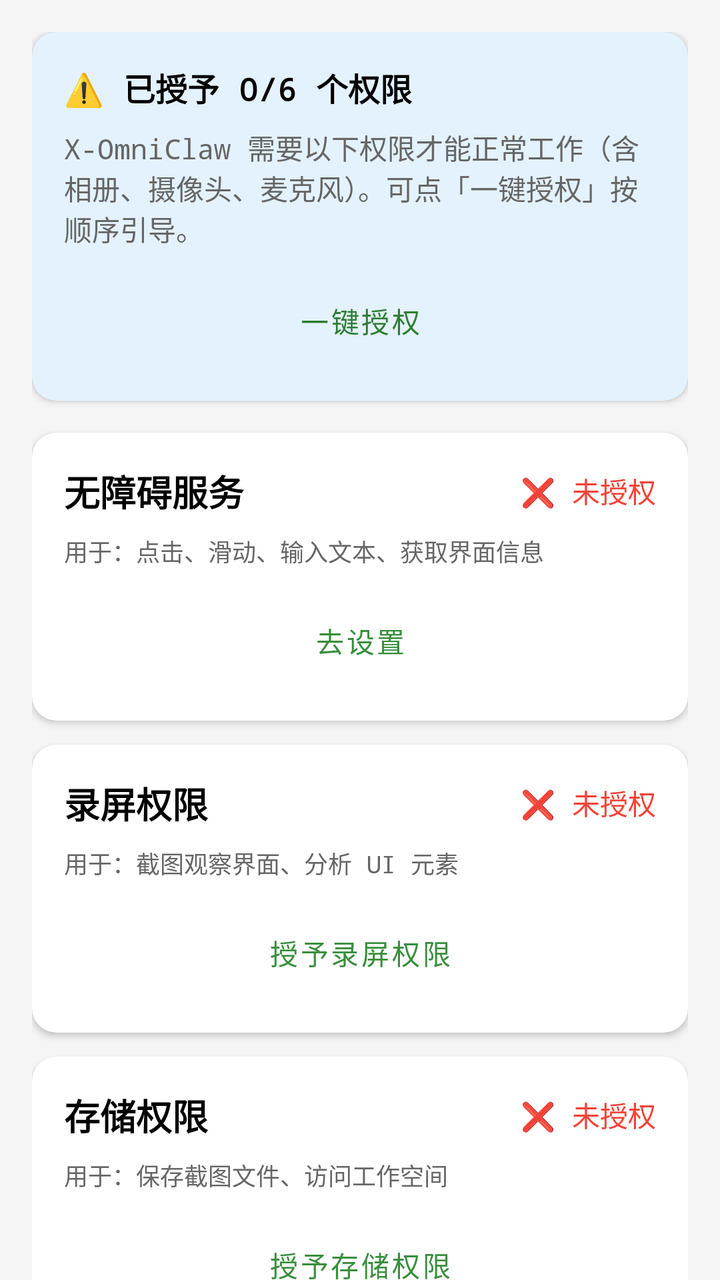
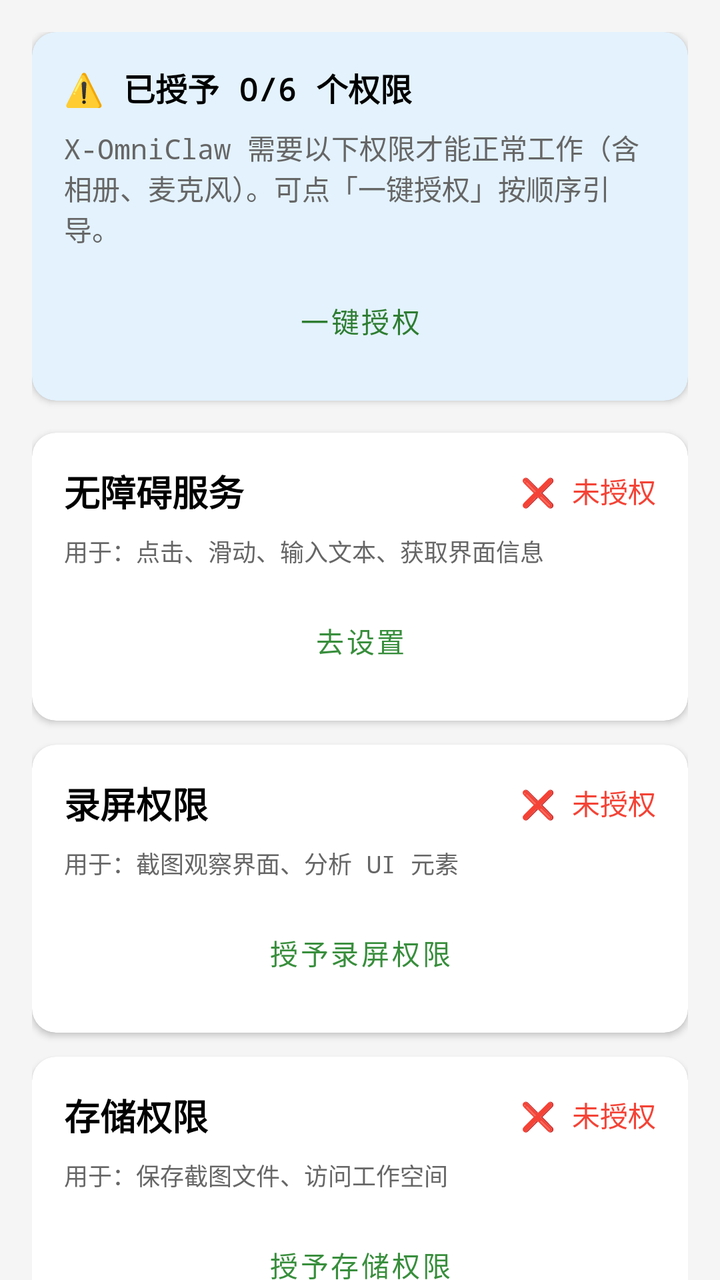

Screens rendered from an Android XML layout before and after an edit, with the pre-edit source and the edit as a unified diff.
<!-- AndroidManifest.xml: application theme Theme.PhoneForClaw -->
<!-- res/layout/activity_observer_permissions.xml -->
<?xml version="1.0" encoding="utf-8"?>
<androidx.core.widget.NestedScrollView xmlns:android="http://schemas.android.com/apk/res/android"
    xmlns:app="http://schemas.android.com/apk/res-auto"
    android:layout_width="match_parent"
    android:layout_height="match_parent"
    android:background="#F5F5F5"
    android:fillViewport="true">

    <LinearLayout
        android:layout_width="match_parent"
        android:layout_height="wrap_content"
        android:orientation="vertical"
        android:padding="16dp">

        
        <com.google.android.material.card.MaterialCardView
            android:layout_width="match_parent"
            android:layout_height="wrap_content"
            android:layout_marginBottom="16dp"
            app:cardBackgroundColor="#E3F2FD"
            app:cardCornerRadius="12dp"
            app:cardElevation="2dp">

            <LinearLayout
                android:layout_width="match_parent"
                android:layout_height="wrap_content"
                android:orientation="vertical"
                android:padding="16dp">

                <TextView
                    android:id="@+id/tv_all_status"
                    android:layout_width="wrap_content"
                    android:layout_height="wrap_content"
                    android:text="⚠️ 已授予 0/6 个权限"
                    android:textSize="16sp"
                    android:textStyle="bold"
                    android:textColor="#000000" />

                <TextView
                    android:layout_width="wrap_content"
                    android:layout_height="wrap_content"
                    android:layout_marginTop="8dp"
                    android:text="X-OmniClaw 需要以下权限才能正常工作（含相册、摄像头、麦克风）。可点「一键授权」按顺序引导。"
                    android:textSize="14sp"
                    android:textColor="#666666" />

                <Button
                    android:id="@+id/btn_grant_all"
                    style="@style/Widget.MaterialComponents.Button"
                    android:layout_width="match_parent"
                    android:layout_height="wrap_content"
                    android:layout_marginTop="12dp"
                    android:backgroundTint="#FFFFFF"
                    android:textColor="#2E7D32"
                    app:strokeColor="#2E7D32"
                    app:strokeWidth="1dp"
                    android:text="一键授权"
                    android:textSize="14sp" />
            </LinearLayout>
        </com.google.android.material.card.MaterialCardView>

        
        <com.google.android.material.card.MaterialCardView
            android:layout_width="match_parent"
            android:layout_height="wrap_content"
            android:layout_marginBottom="12dp"
            app:cardCornerRadius="12dp"
            app:cardElevation="2dp">

            <LinearLayout
                android:layout_width="match_parent"
                android:layout_height="wrap_content"
                android:orientation="vertical"
                android:padding="16dp">

                <LinearLayout
                    android:layout_width="match_parent"
                    android:layout_height="wrap_content"
                    android:orientation="horizontal"
                    android:gravity="center_vertical">

                    <TextView
                        android:layout_width="0dp"
                        android:layout_height="wrap_content"
                        android:layout_weight="1"
                        android:text="无障碍服务"
                        android:textSize="18sp"
                        android:textStyle="bold"
                        android:textColor="#000000" />

                    <TextView
                        android:id="@+id/tv_accessibility_status"
                        android:layout_width="wrap_content"
                        android:layout_height="wrap_content"
                        android:text="❌ 未授权"
                        android:textSize="14sp"
                        android:textColor="#F44336" />
                </LinearLayout>

                <TextView
                    android:id="@+id/tv_accessibility_desc"
                    android:layout_width="wrap_content"
                    android:layout_height="wrap_content"
                    android:layout_marginTop="8dp"
                    android:text="用于：点击、滑动、输入文本、获取界面信息"
                    android:textSize="12sp"
                    android:textColor="#666666" />

                <Button
                    android:id="@+id/btn_accessibility"
                    style="@style/Widget.MaterialComponents.Button.OutlinedButton"
                    android:layout_width="match_parent"
                    android:layout_height="wrap_content"
                    android:layout_marginTop="12dp"
                    android:text="去设置"
                    android:textSize="14sp" />
            </LinearLayout>
        </com.google.android.material.card.MaterialCardView>

        
        <com.google.android.material.card.MaterialCardView
            android:layout_width="match_parent"
            android:layout_height="wrap_content"
            android:layout_marginBottom="12dp"
            app:cardCornerRadius="12dp"
            app:cardElevation="2dp">

            <LinearLayout
                android:layout_width="match_parent"
                android:layout_height="wrap_content"
                android:orientation="vertical"
                android:padding="16dp">

                <LinearLayout
                    android:layout_width="match_parent"
                    android:layout_height="wrap_content"
                    android:orientation="horizontal"
                    android:gravity="center_vertical">

                    <TextView
                        android:layout_width="0dp"
                        android:layout_height="wrap_content"
                        android:layout_weight="1"
                        android:text="录屏权限"
                        android:textSize="18sp"
                        android:textStyle="bold"
                        android:textColor="#000000" />

                    <TextView
                        android:id="@+id/tv_screen_capture_status"
                        android:layout_width="wrap_content"
                        android:layout_height="wrap_content"
                        android:text="❌ 未授权"
                        android:textSize="14sp"
                        android:textColor="#F44336" />
                </LinearLayout>

                <TextView
                    android:id="@+id/tv_screen_capture_desc"
                    android:layout_width="wrap_content"
                    android:layout_height="wrap_content"
                    android:layout_marginTop="8dp"
                    android:text="用于：截图观察界面、分析 UI 元素"
                    android:textSize="12sp"
                    android:textColor="#666666" />

                <Button
                    android:id="@+id/btn_screen_capture"
                    style="@style/Widget.MaterialComponents.Button.OutlinedButton"
                    android:layout_width="match_parent"
                    android:layout_height="wrap_content"
                    android:layout_marginTop="12dp"
                    android:text="授予录屏权限"
                    android:textSize="14sp" />
            </LinearLayout>
        </com.google.android.material.card.MaterialCardView>

        
        <com.google.android.material.card.MaterialCardView
            android:layout_width="match_parent"
            android:layout_height="wrap_content"
            android:layout_marginBottom="12dp"
            app:cardCornerRadius="12dp"
            app:cardElevation="2dp">

            <LinearLayout
                android:layout_width="match_parent"
                android:layout_height="wrap_content"
                android:orientation="vertical"
                android:padding="16dp">

                <LinearLayout
                    android:layout_width="match_parent"
                    android:layout_height="wrap_content"
                    android:orientation="horizontal"
                    android:gravity="center_vertical">

                    <TextView
                        android:layout_width="0dp"
                        android:layout_height="wrap_content"
                        android:layout_weight="1"
                        android:text="存储权限"
                        android:textSize="18sp"
                        android:textStyle="bold"
                        android:textColor="#000000" />

                    <TextView
                        android:id="@+id/tv_storage_status"
                        android:layout_width="wrap_content"
                        android:layout_height="wrap_content"
                        android:text="❌ 未授权"
                        android:textSize="14sp"
                        android:textColor="#F44336" />
                </LinearLayout>

                <TextView
                    android:id="@+id/tv_storage_desc"
                    android:layout_width="wrap_content"
                    android:layout_height="wrap_content"
                    android:layout_marginTop="8dp"
                    android:text="用于：保存截图文件、访问工作空间"
                    android:textSize="12sp"
                    android:textColor="#666666" />

                <Button
                    android:id="@+id/btn_storage"
                    style="@style/Widget.MaterialComponents.Button.OutlinedButton"
                    android:layout_width="match_parent"
                    android:layout_height="wrap_content"
                    android:layout_marginTop="12dp"
                    android:text="授予存储权限"
                    android:textSize="14sp" />
            </LinearLayout>
        </com.google.android.material.card.MaterialCardView>

        
        <com.google.android.material.card.MaterialCardView
            android:layout_width="match_parent"
            android:layout_height="wrap_content"
            android:layout_marginBottom="12dp"
            app:cardCornerRadius="12dp"
            app:cardElevation="2dp">

            <LinearLayout
                android:layout_width="match_parent"
                android:layout_height="wrap_content"
                android:orientation="vertical"
                android:padding="16dp">

                <LinearLayout
                    android:layout_width="match_parent"
                    android:layout_height="wrap_content"
                    android:orientation="horizontal"
                    android:gravity="center_vertical">

                    <TextView
                        android:layout_width="0dp"
                        android:layout_height="wrap_content"
                        android:layout_weight="1"
                        android:text="相册读取"
                        android:textSize="18sp"
                        android:textStyle="bold"
                        android:textColor="#000000" />

                    <TextView
                        android:id="@+id/tv_album_status"
                        android:layout_width="wrap_content"
                        android:layout_height="wrap_content"
                        android:text="❌ 未授权"
                        android:textSize="14sp"
                        android:textColor="#F44336" />
                </LinearLayout>

                <TextView
                    android:id="@+id/tv_album_desc"
                    android:layout_width="wrap_content"
                    android:layout_height="wrap_content"
                    android:layout_marginTop="8dp"
                    android:text="用于：读取相册图片、选择图片并执行图库相关能力"
                    android:textSize="12sp"
                    android:textColor="#666666" />

                <Button
                    android:id="@+id/btn_album"
                    style="@style/Widget.MaterialComponents.Button.OutlinedButton"
                    android:layout_width="match_parent"
                    android:layout_height="wrap_content"
                    android:layout_marginTop="12dp"
                    android:text="授予相册权限"
                    android:textSize="14sp" />
            </LinearLayout>
        </com.google.android.material.card.MaterialCardView>

        
        <com.google.android.material.card.MaterialCardView
            android:layout_width="match_parent"
            android:layout_height="wrap_content"
            android:layout_marginBottom="12dp"
            app:cardCornerRadius="12dp"
            app:cardElevation="2dp">

            <LinearLayout
                android:layout_width="match_parent"
                android:layout_height="wrap_content"
                android:orientation="vertical"
                android:padding="16dp">

                <LinearLayout
                    android:layout_width="match_parent"
                    android:layout_height="wrap_content"
                    android:orientation="horizontal"
                    android:gravity="center_vertical">

                    <TextView
                        android:layout_width="0dp"
                        android:layout_height="wrap_content"
                        android:layout_weight="1"
                        android:text="摄像头与麦克风"
                        android:textSize="18sp"
                        android:textStyle="bold"
                        android:textColor="#000000" />

                    <TextView
                        android:id="@+id/tv_camera_mic_status"
                        android:layout_width="wrap_content"
                        android:layout_height="wrap_content"
                        android:text="❌ 未授权"
                        android:textSize="14sp"
                        android:textColor="#F44336" />
                </LinearLayout>

                <TextView
                    android:id="@+id/tv_camera_mic_desc"
                    android:layout_width="wrap_content"
                    android:layout_height="wrap_content"
                    android:layout_marginTop="8dp"
                    android:text="用于：摄像头画面推流、语音输入与按住说话"
                    android:textSize="12sp"
                    android:textColor="#666666" />

                <Button
                    android:id="@+id/btn_camera_mic"
                    style="@style/Widget.MaterialComponents.Button.OutlinedButton"
                    android:layout_width="match_parent"
                    android:layout_height="wrap_content"
                    android:layout_marginTop="12dp"
                    android:text="授予摄像头与麦克风"
                    android:textSize="14sp" />
            </LinearLayout>
        </com.google.android.material.card.MaterialCardView>

    </LinearLayout>
</androidx.core.widget.NestedScrollView>
<!-- resources referenced by this layout -->
<resources>
  <style name="Theme.PhoneForClaw" parent="Theme.MaterialComponents.DayNight.DarkActionBar">
          <item name="colorPrimary">@color/green</item>
          <item name="colorSecondary">@color/green</item>
          <item name="android:statusBarColor">?colorPrimary</item>
          <item name="android:navigationBarColor">?colorSurface</item>
          <item name="android:windowLightNavigationBar" tools:targetApi="o_mr1">true</item>
          <item name="fontFamily">monospace</item>
      </style>
  <color name="green">#388e3c</color>
</resources>

<!-- the commit's change to res/layout/activity_observer_permissions.xml (unified diff, before → after) -->
@@ -40,7 +40,7 @@
                     android:layout_width="wrap_content"
                     android:layout_height="wrap_content"
                     android:layout_marginTop="8dp"
-                    android:text="X-OmniClaw 需要以下权限才能正常工作（含相册、摄像头、麦克风）。可点「一键授权」按顺序引导。"
+                    android:text="X-OmniClaw 需要以下权限才能正常工作（含相册、麦克风）。可点「一键授权」按顺序引导。"
                     android:textSize="14sp"
                     android:textColor="#666666" />
 
@@ -315,7 +315,7 @@
                         android:layout_width="0dp"
                         android:layout_height="wrap_content"
                         android:layout_weight="1"
-                        android:text="摄像头与麦克风"
+                        android:text="麦克风"
                         android:textSize="18sp"
                         android:textStyle="bold"
                         android:textColor="#000000" />
@@ -334,7 +334,7 @@
                     android:layout_width="wrap_content"
                     android:layout_height="wrap_content"
                     android:layout_marginTop="8dp"
-                    android:text="用于：摄像头画面推流、语音输入与按住说话"
+                    android:text="用于：语音输入与按住说话"
                     android:textSize="12sp"
                     android:textColor="#666666" />
 
@@ -344,7 +344,7 @@
                     android:layout_width="match_parent"
                     android:layout_height="wrap_content"
                     android:layout_marginTop="12dp"
-                    android:text="授予摄像头与麦克风"
+                    android:text="授予麦克风权限"
                     android:textSize="14sp" />
             </LinearLayout>
         </com.google.android.material.card.MaterialCardView>
